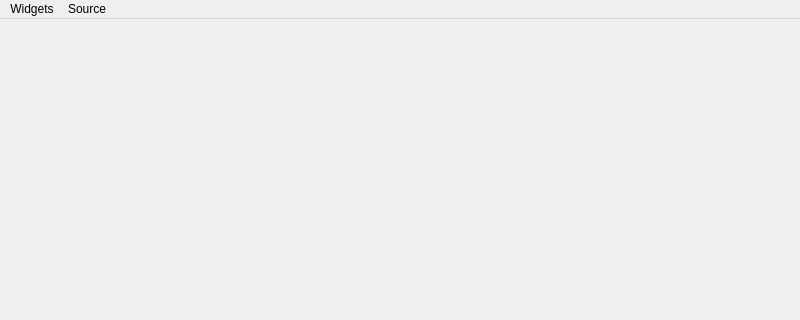
Old version of the form res/layout/main_window.ui in the repository ChSt15/KraftKonnect; both pictures show x 0 to 800 and y 0 to 320 of the 800 by 600 pixel window.
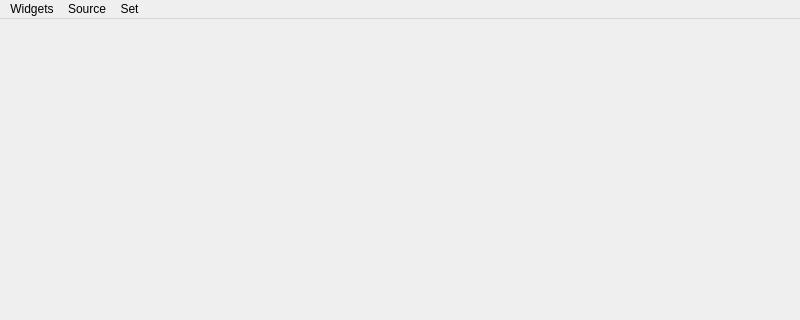
New version of the form.

Commit message: Add basic data set functionality

Diff of the .ui file:
```diff
--- a/res/layout/main_window.ui
+++ b/res/layout/main_window.ui
@@ -44,8 +44,16 @@
     <addaction name="add_source"/>
     <addaction name="actionManager"/>
    </widget>
+   <widget class="QMenu" name="menu_set">
+    <property name="title">
+     <string>Set</string>
+    </property>
+    <addaction name="action_start"/>
+    <addaction name="action_stop"/>
+   </widget>
    <addaction name="menu_widgets"/>
    <addaction name="menuSource"/>
+   <addaction name="menu_set"/>
   </widget>
   <widget class="QStatusBar" name="statusbar"/>
   <action name="actionManager">
```
Left out of the diff: 10 changed lines with no effect on the pictures. The commit also changes 2 other files.
